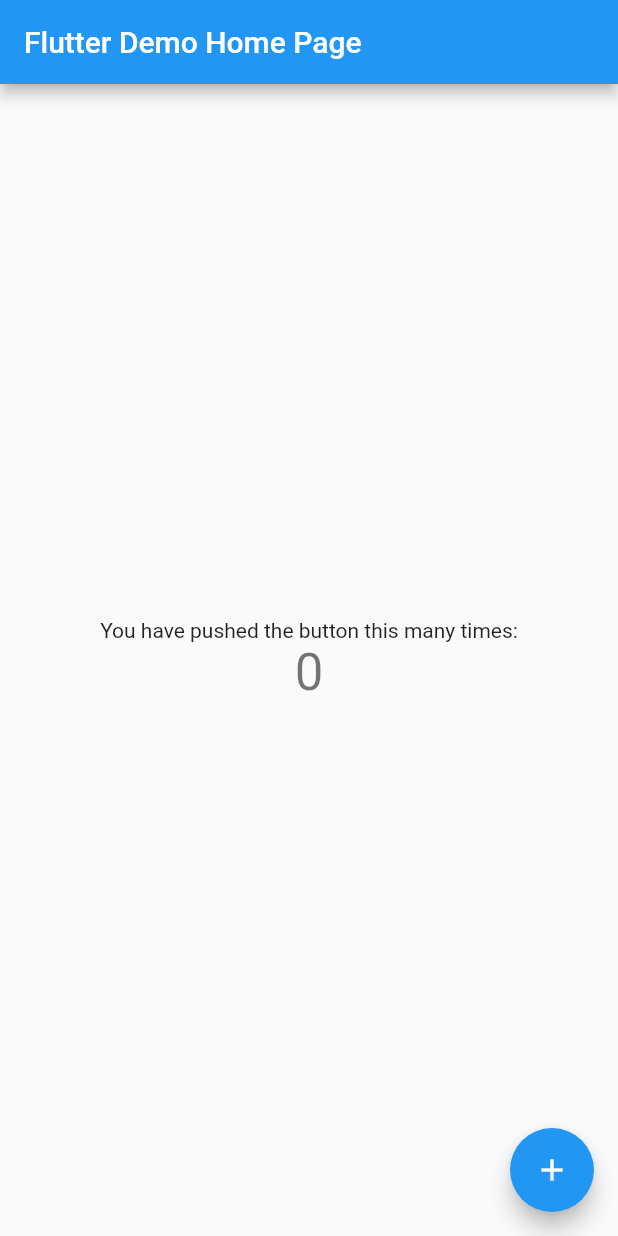
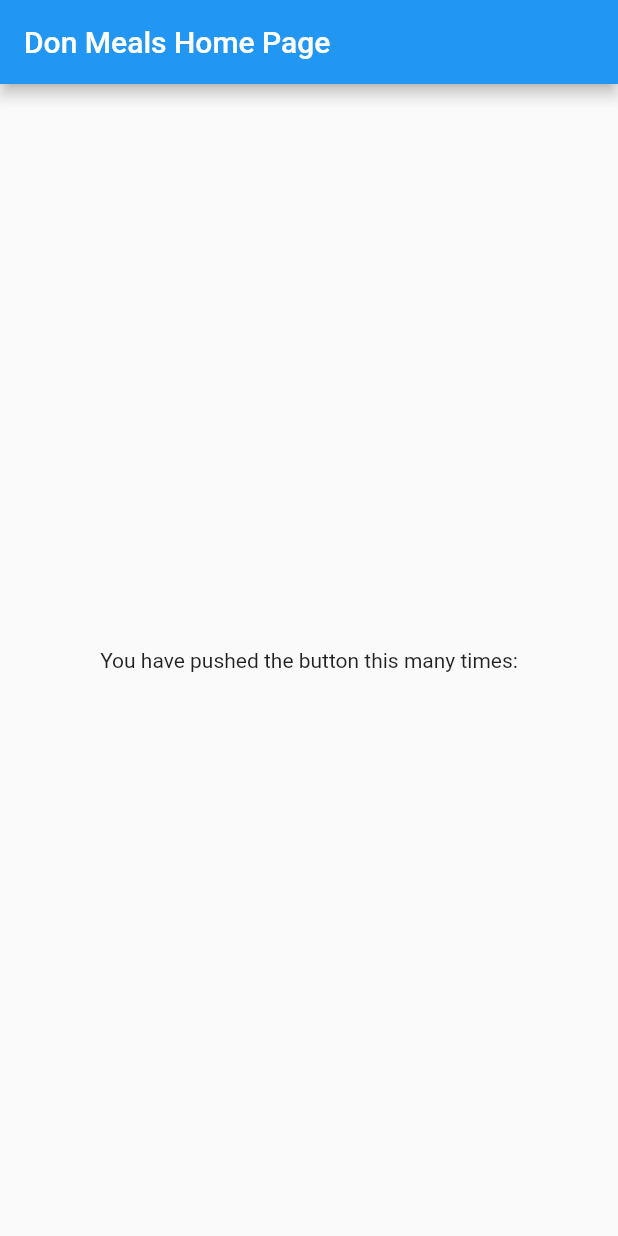
Before and after one commit to Donkijote/meals_app, a Flutter app: the screen it shows after launch, on a phone screen of 412 x 824 dp. Run offline on Flutter 3.47's test engine with Material 2 defaults, Android fonts, the phone set to English and light mode, and no system bars.

```diff
--- a/lib/main.dart
+++ b/lib/main.dart
@@ -3,40 +3,20 @@ import 'package:flutter/material.dart';
 void main() => runApp(MyApp());
 
 class MyApp extends StatelessWidget {
-  // This widget is the root of your application.
   @override
   Widget build(BuildContext context) {
     return MaterialApp(
-      title: 'Flutter Demo',
+      title: 'Don Meals',
       theme: ThemeData(
-        // This is the theme of your application.
-        //
-        // Try running your application with "flutter run". You'll see the
-        // application has a blue toolbar. Then, without quitting the app, try
-        // changing the primarySwatch below to Colors.green and then invoke
-        // "hot reload" (press "r" in the console where you ran "flutter run",
-        // or simply save your changes to "hot reload" in a Flutter IDE).
-        // Notice that the counter didn't reset back to zero; the application
-        // is not restarted.
         primarySwatch: Colors.blue,
       ),
-      home: MyHomePage(title: 'Flutter Demo Home Page'),
+      home: MyHomePage(title: 'Don Meals Home Page'),
     );
   }
 }
 
 class MyHomePage extends StatefulWidget {
   MyHomePage({Key key, this.title}) : super(key: key);
-
-  // This widget is the home page of your application. It is stateful, meaning
-  // that it has a State object (defined below) that contains fields that affect
-  // how it looks.
-
-  // This class is the configuration for the state. It holds the values (in this
-  // case the title) provided by the parent (in this case the App widget) and
-  // used by the build method of the State. Fields in a Widget subclass are
-  // always marked "final".
-
   final String title;
 
   @override
@@ -44,68 +24,22 @@ class MyHomePage extends StatefulWidget {
 }
 
 class _MyHomePageState extends State<MyHomePage> {
-  int _counter = 0;
-
-  void _incrementCounter() {
-    setState(() {
-      // This call to setState tells the Flutter framework that something has
-      // changed in this State, which causes it to rerun the build method below
-      // so that the display can reflect the updated values. If we changed
-      // _counter without calling setState(), then the build method would not be
-      // called again, and so nothing would appear to happen.
-      _counter++;
-    });
-  }
-
   @override
   Widget build(BuildContext context) {
-    // This method is rerun every time setState is called, for instance as done
-    // by the _incrementCounter method above.
-    //
-    // The Flutter framework has been optimized to make rerunning build methods
-    // fast, so that you can just rebuild anything that needs updating rather
-    // than having to individually change instances of widgets.
     return Scaffold(
       appBar: AppBar(
-        // Here we take the value from the MyHomePage object that was created by
-        // the App.build method, and use it to set our appbar title.
         title: Text(widget.title),
       ),
       body: Center(
-        // Center is a layout widget. It takes a single child and positions it
-        // in the middle of the parent.
         child: Column(
-          // Column is also a layout widget. It takes a list of children and
-          // arranges them vertically. By default, it sizes itself to fit its
-          // children horizontally, and tries to be as tall as its parent.
-          //
-          // Invoke "debug painting" (press "p" in the console, choose the
-          // "Toggle Debug Paint" action from the Flutter Inspector in Android
-          // Studio, or the "Toggle Debug Paint" command in Visual Studio Code)
-          // to see the wireframe for each widget.
-          //
-          // Column has various properties to control how it sizes itself and
-          // how it positions its children. Here we use mainAxisAlignment to
-          // center the children vertically; the main axis here is the vertical
-          // axis because Columns are vertical (the cross axis would be
-          // horizontal).
           mainAxisAlignment: MainAxisAlignment.center,
           children: <Widget>[
             Text(
               'You have pushed the button this many times:',
             ),
-            Text(
-              '$_counter',
-              style: Theme.of(context).textTheme.display1,
-            ),
           ],
         ),
       ),
-      floatingActionButton: FloatingActionButton(
-        onPressed: _incrementCounter,
-        tooltip: 'Increment',
-        child: Icon(Icons.add),
-      ), // This trailing comma makes auto-formatting nicer for build methods.
     );
   }
 }
```
Also changed, not shown: lib/data/dummy-data.dart (added, +56 -0 lines), lib/models/category.dart (added, +10 -0 lines), lib/screens/categories.dart (added, +15 -0 lines).
